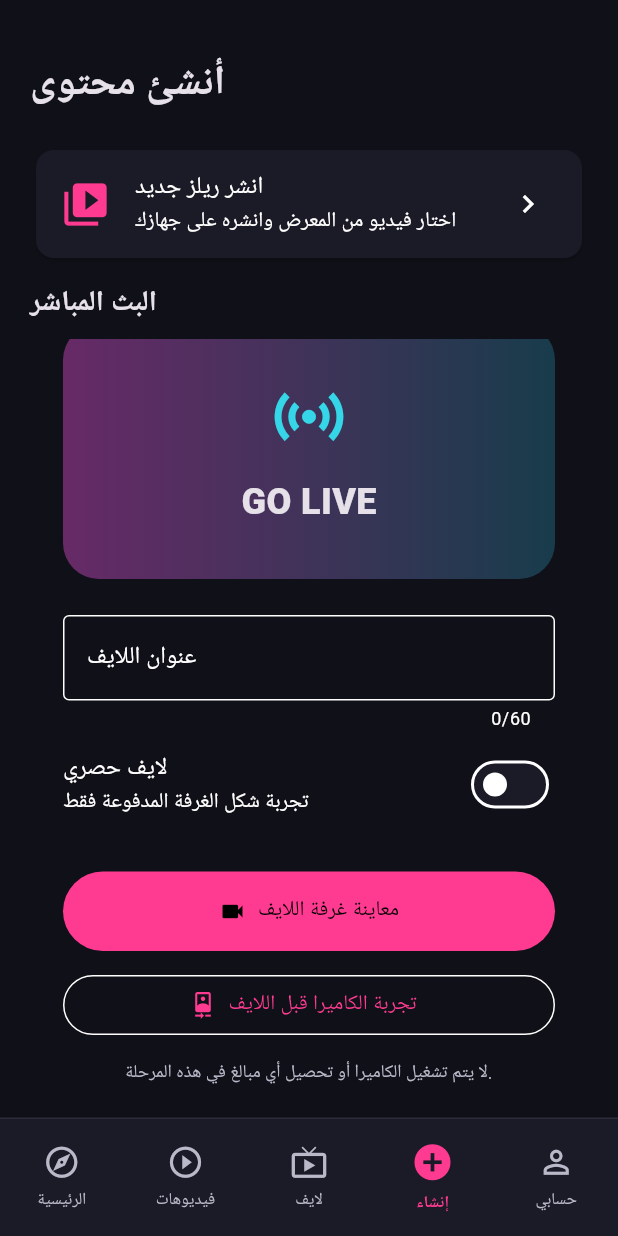
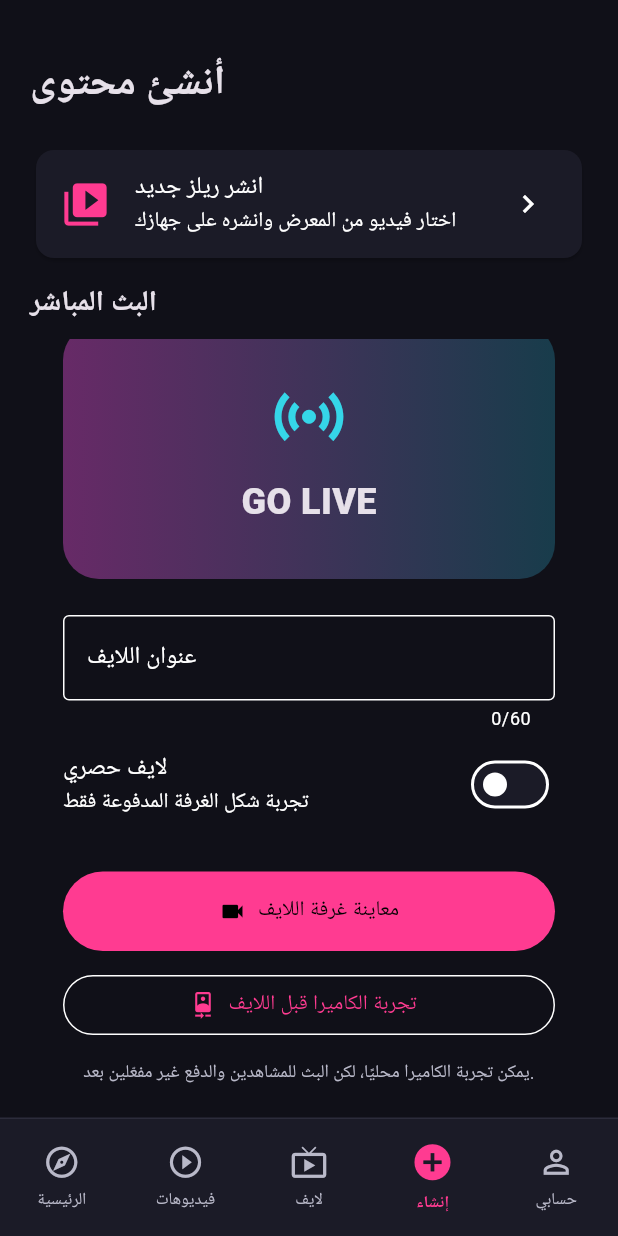
Before and after one commit to omargadelkareem/keme_tok, a Flutter app: the HomePage screen opened directly, item 4 of the bottom bar chosen, scrolled down 136 dp, on a phone screen of 412 x 824 dp. Run offline on Flutter 3.47's test engine with Material 3 defaults, Android fonts, the phone set to English and light mode, and no system bars; our stand-ins replace camera, get_storage, google_fonts, image_picker, video_player; accounts and stored records are empty; Roboto replaces fonts that are missing (Cairo).

Commit message:
copy(live): clarify camera preview is local only

```diff
--- a/lib/features/live/presentation/pages/create_live_page.dart
+++ b/lib/features/live/presentation/pages/create_live_page.dart
@@ -125,7 +125,7 @@ class _CreateLivePageState extends State<CreateLivePage> {
           icon: const Icon(Icons.camera_front), label: const Text('تجربة الكاميرا قبل اللايف')),
         const SizedBox(height: 12),
         const Text(
-          'لا يتم تشغيل الكاميرا أو تحصيل أي مبالغ في هذه المرحلة.',
+          'يمكن تجربة الكاميرا محليًا، لكن البث للمشاهدين والدفع غير مفعّلين بعد.',
           textAlign: TextAlign.center,
           style: TextStyle(
             color: AppColors.textSecondary,
```
